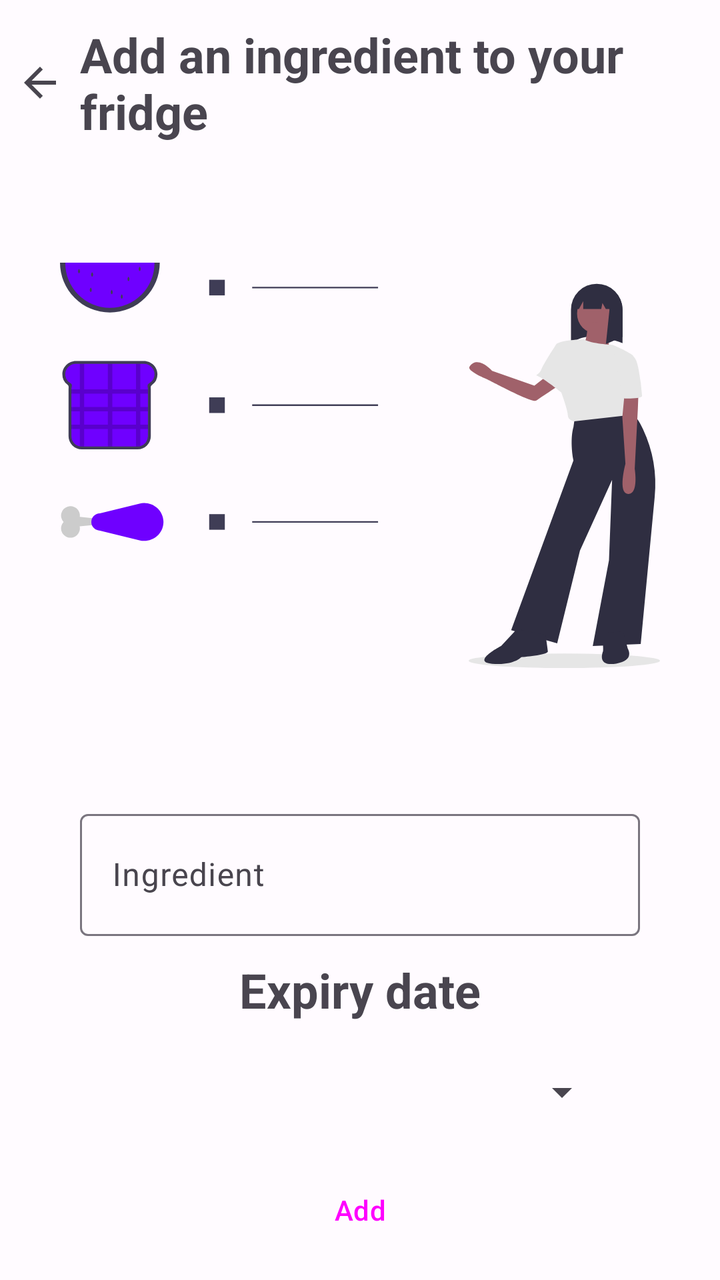
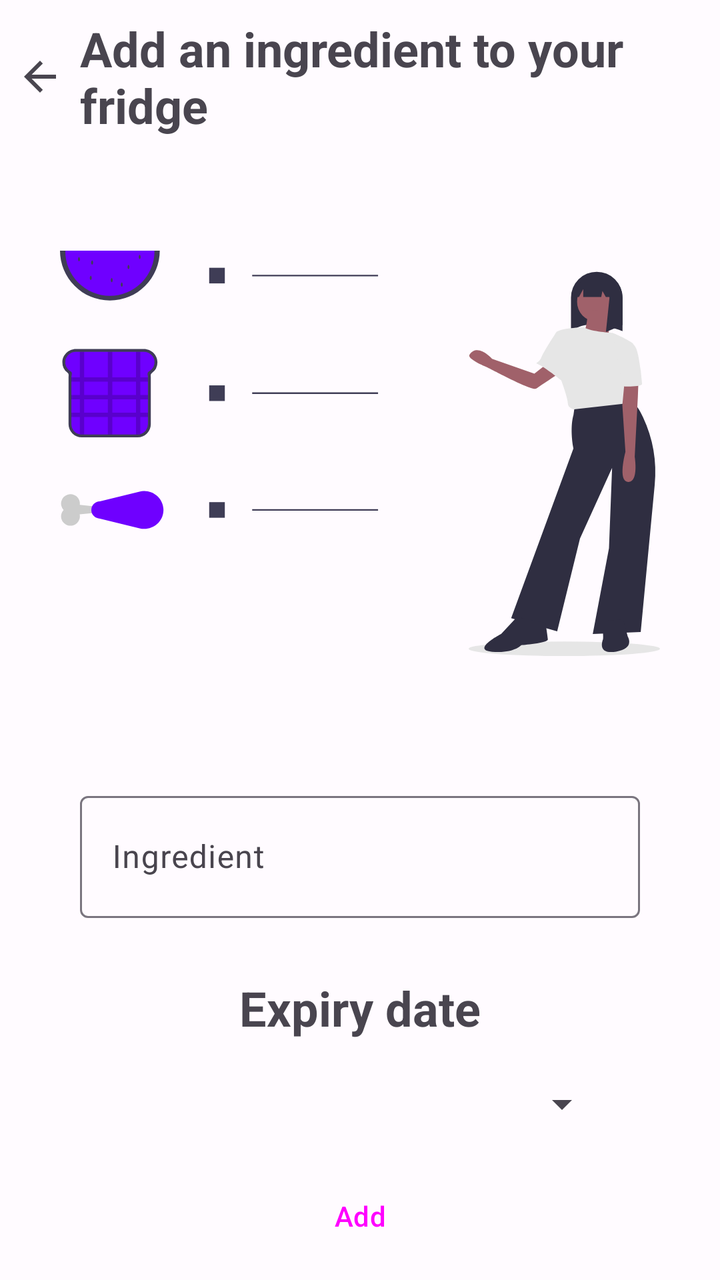

Screens rendered from an Android XML layout before and after an edit, with the pre-edit source and the edit as a unified diff.
<!-- AndroidManifest.xml: application theme Theme.Food_alchemy -->
<!-- res/layout/fragment_add_ingredient.xml -->
<?xml version="1.0" encoding="utf-8"?>
<androidx.constraintlayout.widget.ConstraintLayout xmlns:android="http://schemas.android.com/apk/res/android"
    xmlns:app="http://schemas.android.com/apk/res-auto"
    xmlns:tools="http://schemas.android.com/tools"
    android:layout_width="match_parent"
    android:layout_height="match_parent"
    tools:context=".ui.main.AddIngredientFragment">


    <LinearLayout
        android:id="@+id/linear_layout"
        android:layout_width="match_parent"
        android:layout_height="wrap_content"
        android:gravity="center_vertical"
        app:layout_constraintBottom_toTopOf="@id/imageView5"
        app:layout_constraintEnd_toEndOf="parent"
        app:layout_constraintHorizontal_bias="1.0"
        app:layout_constraintStart_toStartOf="parent"
        app:layout_constraintTop_toTopOf="parent">

        <ImageButton
            android:id="@+id/return_button"
            app:tint="?attr/colorControlNormal"
            android:layout_width="wrap_content"
            android:layout_height="wrap_content"
            android:background="@android:color/transparent"
            android:padding="8dp"
            android:src="@drawable/baseline_arrow_back_24"
            tools:ignore="ContentDescription" />

        <TextView
            android:id="@+id/title_textview"
            android:layout_width="wrap_content"
            android:layout_height="wrap_content"
            android:text="@string/add_an_ingredient"
            android:textSize="24sp"
            android:textStyle="bold" />

    </LinearLayout>

    <ImageView
        android:id="@+id/imageView5"
        android:layout_width="300dp"
        android:layout_height="300dp"
        app:layout_constraintBottom_toTopOf="@+id/text_input_edit_text_ingredient"
        app:layout_constraintEnd_toEndOf="parent"
        app:layout_constraintStart_toStartOf="parent"
        app:layout_constraintTop_toBottomOf="@id/linear_layout"
        app:srcCompat="@drawable/undraw_diet_ghvw"

        android:importantForAccessibility="no" />

    <com.google.android.material.textfield.TextInputLayout
        android:id="@+id/text_input_edit_text_ingredient"
        android:layout_width="0dp"
        android:layout_height="wrap_content"
        android:layout_marginTop="8dp"
        android:layout_marginStart="40dp"
        android:layout_marginEnd="40dp"
        app:layout_constraintStart_toStartOf="parent"
        app:layout_constraintEnd_toEndOf="parent"
        app:layout_constraintTop_toBottomOf="@+id/imageView5"
        app:layout_constraintBottom_toTopOf="@id/expiry_date_textview">

        <com.google.android.material.textfield.TextInputEditText
            android:id="@+id/text_input_layout_ingredient"
            android:layout_width="match_parent"
            android:layout_height="61dp"
            android:inputType="text"
            android:hint="@string/ingredient"/>
    </com.google.android.material.textfield.TextInputLayout>

    <TextView
        android:id="@+id/expiry_date_textview"
        android:layout_width="wrap_content"
        android:layout_height="wrap_content"
        android:text="@string/expiry_date"
        android:textSize="24sp"
        android:textStyle="bold"
        app:layout_constraintStart_toStartOf="parent"
        app:layout_constraintEnd_toEndOf="parent"
        app:layout_constraintTop_toBottomOf="@+id/text_input_edit_text_ingredient"
        app:layout_constraintBottom_toTopOf="@id/spinner_button"/>

    <Button
        android:id="@+id/spinner_button"
        android:layout_width="250dp"
        android:layout_height="wrap_content"
        android:textSize="20sp"
        android:textAlignment="center"
        style="?android:spinnerStyle"
        android:textColor="?attr/colorControlNormal"
        app:layout_constraintStart_toStartOf="parent"
        app:layout_constraintEnd_toEndOf="parent"
        app:layout_constraintTop_toBottomOf="@id/expiry_date_textview"
        app:layout_constraintBottom_toTopOf="@id/save_button" />

    <Button
        android:id="@+id/save_button"
        style="@style/Widget.Material3.Button"
        android:layout_width="wrap_content"
        android:layout_height="wrap_content"
        android:text="@string/add"
        app:layout_constraintBottom_toBottomOf="parent"
        app:layout_constraintEnd_toEndOf="parent"
        app:layout_constraintStart_toStartOf="parent"
        app:layout_constraintTop_toBottomOf="@id/spinner_button" />

</androidx.constraintlayout.widget.ConstraintLayout>
<!-- resources referenced by this layout -->
<resources>
  <!-- drawable baseline_arrow_back_24 (drawable) -->
  <vector android:autoMirrored="true" android:height="24dp"
      android:tint="#000000" android:viewportHeight="24"
      android:viewportWidth="24" android:width="24dp" xmlns:android="http://schemas.android.com/apk/res/android">
      <path android:fillColor="@android:color/black" android:pathData="M20,11H7.83l5.59,-5.59L12,4l-8,8 8,8 1.41,-1.41L7.83,13H20v-2z"/>
  </vector>
  <string name="add">Add</string>
  <string name="add_an_ingredient">Add an ingredient to your fridge</string>
  <string name="expiry_date">Expiry date</string>
  <string name="ingredient">Ingredient</string>
  <style name="Theme.Food_alchemy" parent="Base.Theme.Food_alchemy" />
  <color name="md_theme_light_primary">#7214FF</color>
  <color name="md_theme_light_onPrimary">#FFFFFF</color>
  <color name="md_theme_light_primaryContainer">#E9DDFF</color>
  <color name="md_theme_light_onPrimaryContainer">#23005C</color>
  <color name="md_theme_light_secondary">#625B70</color>
  <color name="md_theme_light_onSecondary">#FFFFFF</color>
  <color name="md_theme_light_secondaryContainer">#E8DEF8</color>
  <color name="md_theme_light_onSecondaryContainer">#1E192B</color>
  <color name="md_theme_light_tertiary">#7E525F</color>
  <color name="md_theme_light_onTertiary">#FFFFFF</color>
  <color name="md_theme_light_tertiaryContainer">#FFD9E2</color>
  <color name="md_theme_light_onTertiaryContainer">#31101C</color>
  <color name="md_theme_light_error">#BA1A1A</color>
  <color name="md_theme_light_onError">#FFFFFF</color>
  <color name="md_theme_light_errorContainer">#FFDAD6</color>
  <color name="md_theme_light_onErrorContainer">#410002</color>
  <color name="md_theme_light_outline">#7A757F</color>
  <color name="md_theme_light_background">#FFFBFF</color>
  <color name="md_theme_light_onBackground">#1C1B1E</color>
  <color name="md_theme_light_surface">#FDF8FD</color>
  <color name="md_theme_light_onSurface">#1C1B1E</color>
  <color name="md_theme_light_surfaceVariant">#E7E0EB</color>
  <color name="md_theme_light_onSurfaceVariant">#49454E</color>
  <color name="md_theme_light_inverseSurface">#323033</color>
  <color name="md_theme_light_inverseOnSurface">#F5EFF4</color>
  <color name="md_theme_light_inversePrimary">#D0BCFF</color>
  <!-- unchanged entries left out for length: 2 -->
</resources>

<!-- the commit's change to res/layout/fragment_add_ingredient.xml (unified diff, before → after) -->
@@ -42,7 +42,7 @@
         android:id="@+id/imageView5"
         android:layout_width="300dp"
         android:layout_height="300dp"
-        app:layout_constraintBottom_toTopOf="@+id/text_input_edit_text_ingredient"
+        app:layout_constraintBottom_toTopOf="@+id/text_input_layout_ingredient"
         app:layout_constraintEnd_toEndOf="parent"
         app:layout_constraintStart_toStartOf="parent"
         app:layout_constraintTop_toBottomOf="@id/linear_layout"
@@ -51,19 +51,21 @@
         android:importantForAccessibility="no" />
 
     <com.google.android.material.textfield.TextInputLayout
-        android:id="@+id/text_input_edit_text_ingredient"
+        android:id="@+id/text_input_layout_ingredient"
         android:layout_width="0dp"
         android:layout_height="wrap_content"
         android:layout_marginTop="8dp"
         android:layout_marginStart="40dp"
         android:layout_marginEnd="40dp"
+        app:endIconMode="clear_text"
+        app:errorEnabled="true"
         app:layout_constraintStart_toStartOf="parent"
         app:layout_constraintEnd_toEndOf="parent"
         app:layout_constraintTop_toBottomOf="@+id/imageView5"
         app:layout_constraintBottom_toTopOf="@id/expiry_date_textview">
 
         <com.google.android.material.textfield.TextInputEditText
-            android:id="@+id/text_input_layout_ingredient"
+            android:id="@+id/text_input_edit_text_ingredient"
             android:layout_width="match_parent"
             android:layout_height="61dp"
             android:inputType="text"
@@ -79,7 +81,7 @@
         android:textStyle="bold"
         app:layout_constraintStart_toStartOf="parent"
         app:layout_constraintEnd_toEndOf="parent"
-        app:layout_constraintTop_toBottomOf="@+id/text_input_edit_text_ingredient"
+        app:layout_constraintTop_toBottomOf="@+id/text_input_layout_ingredient"
         app:layout_constraintBottom_toTopOf="@id/spinner_button"/>
 
     <Button
